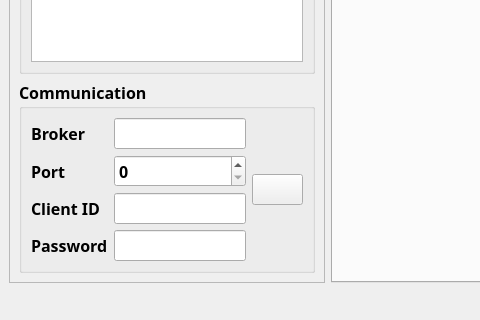
This is src/pkgs/ui/windows/appWindow.ui in Electronya/rc-mission-command as Qt 5 draws it before an edit; both pictures show x 0 to 480 and y 584 to 904 of the 1130 by 904 pixel window. The edited form follows.
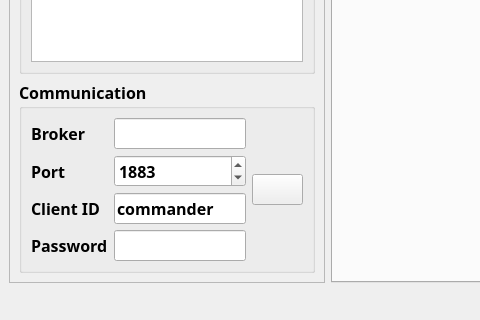
This is the edited form. The open tabs and pages were chosen to show the change. Icons and pictures are not drawn.

Commit message: updating with default client ID + port

```diff
--- a/src/pkgs/ui/windows/appWindow.ui
+++ b/src/pkgs/ui/windows/appWindow.ui
@@ -111,7 +111,11 @@
          </property>
          <layout class="QGridLayout" name="gridLayout_2" columnstretch="1,0,0">
           <item row="2" column="1">
-           <widget class="QLineEdit" name="lineEdit_2"/>
+           <widget class="QLineEdit" name="lineEdit_2">
+            <property name="text">
+             <string>commander</string>
+            </property>
+           </widget>
           </item>
           <item row="1" column="0">
            <widget class="QLabel" name="brokerPortLabel">
@@ -131,7 +135,14 @@
            <widget class="QLineEdit" name="lineEdit"/>
           </item>
           <item row="1" column="1">
-           <widget class="QSpinBox" name="spinBox"/>
+           <widget class="QSpinBox" name="spinBox">
+            <property name="maximum">
+             <number>65535</number>
+            </property>
+            <property name="value">
+             <number>1883</number>
+            </property>
+           </widget>
           </item>
           <item row="3" column="1">
            <widget class="QLineEdit" name="lineEdit_3"/>
```
Left out of the diff: 2 changed lines with no effect on the pictures. The commit also changes 1 other file.
